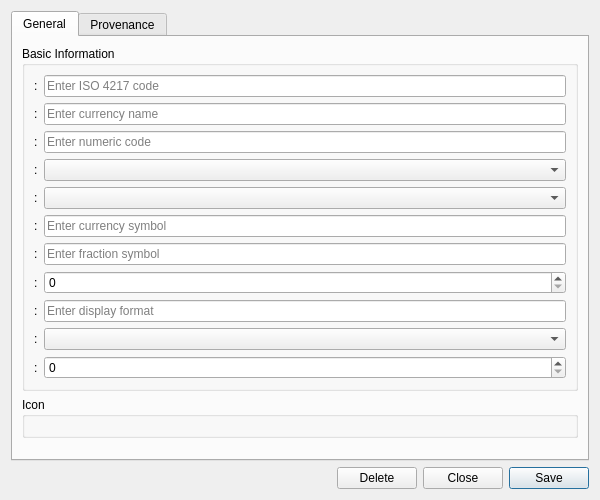
The window that projects/ores.qt/refdata/ui/CurrencyDetailDialog.ui (OreStudio/OreStudio) describes before a commit, drawn with Qt 5.
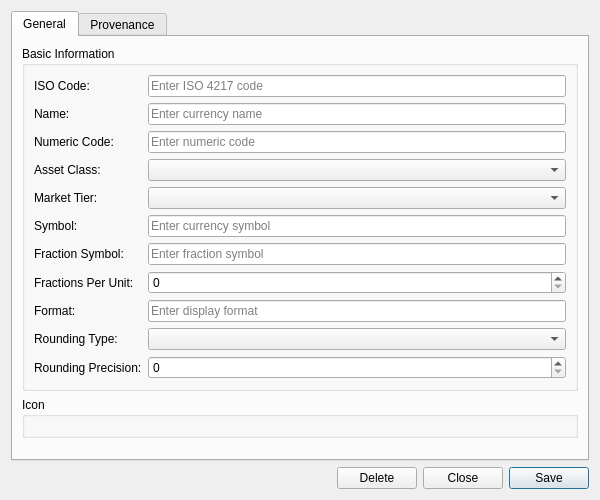
The same window after the commit. Custom widgets are drawn as their Qt base class.

Commit message: [refdata,qt,http,shell] Remove hand-crafted currency_version machinery; generalize Qt cross-nav/generate/version-nav templates

```diff
--- a/projects/ores.qt/refdata/ui/CurrencyDetailDialog.ui
+++ b/projects/ores.qt/refdata/ui/CurrencyDetailDialog.ui
@@ -41,7 +41,7 @@
           <item row="0" column="0">
            <widget class="QLabel" name="labelIsoCode">
             <property name="text">
-             <string>:</string>
+             <string>ISO Code:</string>
             </property>
            </widget>
           </item>
@@ -58,7 +58,7 @@
           <item row="1" column="0">
            <widget class="QLabel" name="labelName">
             <property name="text">
-             <string>:</string>
+             <string>Name:</string>
             </property>
            </widget>
           </item>
@@ -72,7 +72,7 @@
           <item row="2" column="0">
            <widget class="QLabel" name="labelNumericCode">
             <property name="text">
-             <string>:</string>
+             <string>Numeric Code:</string>
             </property>
            </widget>
           </item>
@@ -86,7 +86,7 @@
           <item row="3" column="0">
            <widget class="QLabel" name="labelMonetaryNature">
             <property name="text">
-             <string>:</string>
+             <string>Asset Class:</string>
             </property>
            </widget>
           </item>
@@ -100,7 +100,7 @@
           <item row="4" column="0">
            <widget class="QLabel" name="labelMarketTier">
             <property name="text">
-             <string>:</string>
+             <string>Market Tier:</string>
             </property>
            </widget>
           </item>
@@ -114,7 +114,7 @@
           <item row="5" column="0">
            <widget class="QLabel" name="labelSymbol">
             <property name="text">
-             <string>:</string>
+             <string>Symbol:</string>
             </property>
            </widget>
           </item>
@@ -128,7 +128,7 @@
           <item row="6" column="0">
            <widget class="QLabel" name="labelFractionSymbol">
             <property name="text">
-             <string>:</string>
+             <string>Fraction Symbol:</string>
             </property>
            </widget>
           </item>
@@ -142,7 +142,7 @@
           <item row="7" column="0">
            <widget class="QLabel" name="labelFractionsPerUnit">
             <property name="text">
-             <string>:</string>
+             <string>Fractions Per Unit:</string>
             </property>
            </widget>
           </item>
@@ -159,7 +159,7 @@
           <item row="8" column="0">
            <widget class="QLabel" name="labelFormat">
             <property name="text">
-             <string>:</string>
+             <string>Format:</string>
             </property>
            </widget>
           </item>
@@ -173,7 +173,7 @@
           <item row="9" column="0">
            <widget class="QLabel" name="labelRoundingType">
             <property name="text">
-             <string>:</string>
+             <string>Rounding Type:</string>
             </property>
            </widget>
           </item>
@@ -187,7 +187,7 @@
           <item row="10" column="0">
            <widget class="QLabel" name="labelRoundingPrecision">
             <property name="text">
-             <string>:</string>
+             <string>Rounding Precision:</string>
             </property>
            </widget>
           </item>
```
The commit also changes 57 other files.
